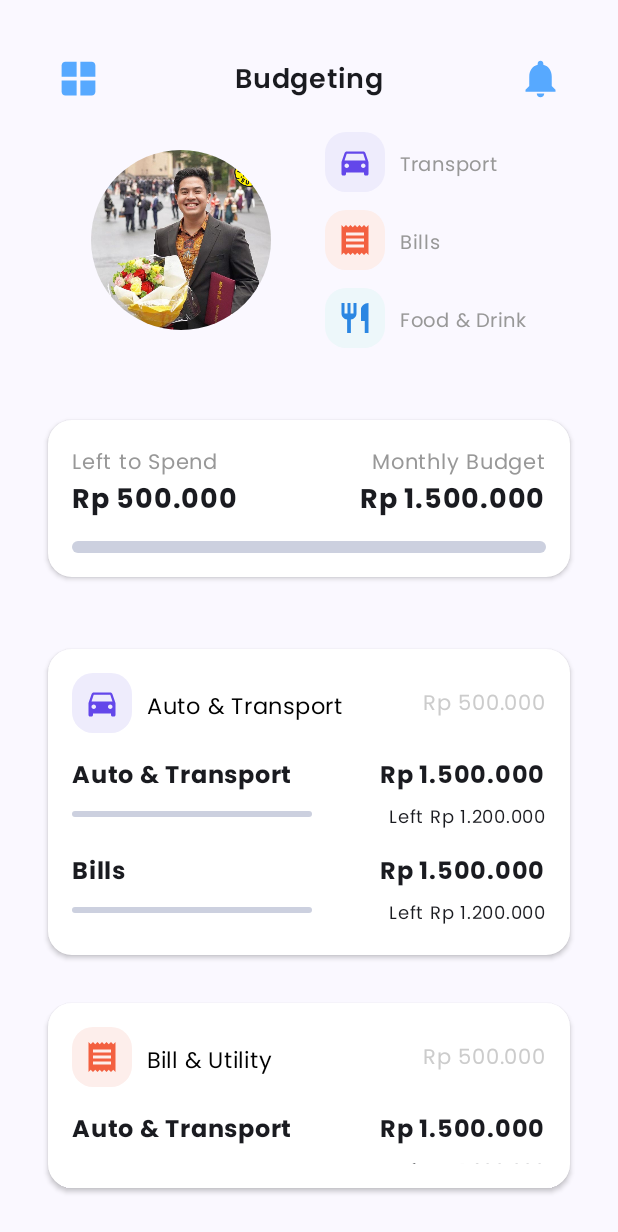
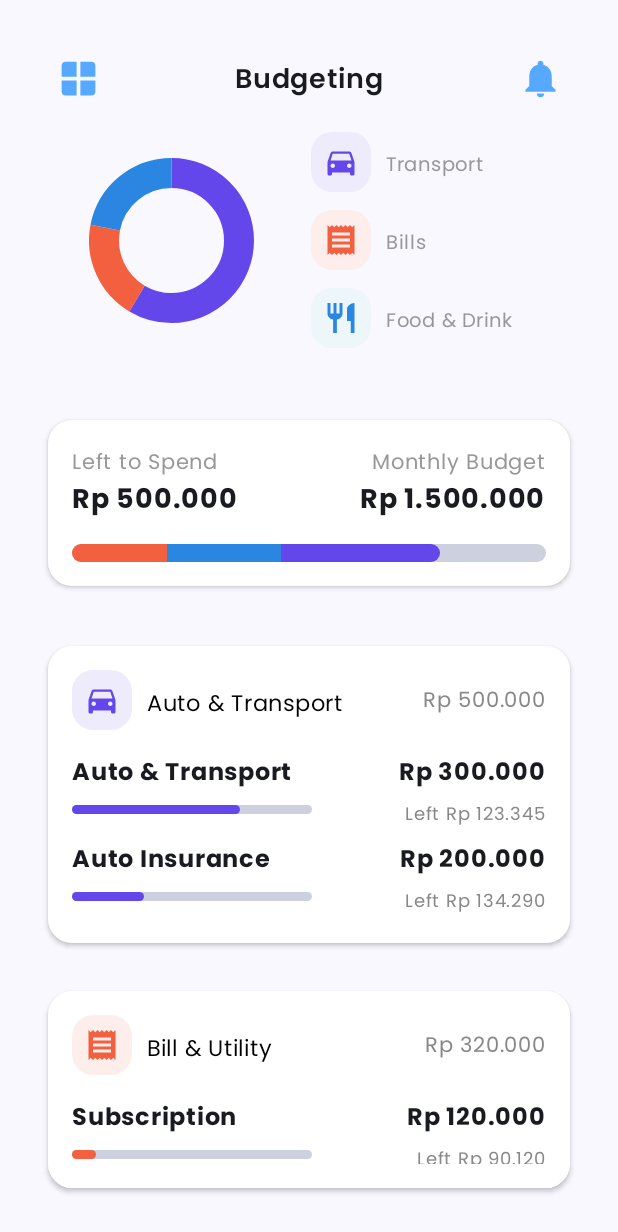
Before and after one commit to WillasT/ALP, an Android app built with Jetpack Compose: the composable BudgetingMenu shown on its own in the app's theme, on a phone screen of 412 x 824 dp. Shown: the top 1232 px of the screen. Run offline under Robolectric (Android 15) with nearby library versions, the phone set to English and light mode, and no system bars.

Commit message:
Budgeting View Done

```diff
--- a/app/src/main/java/com/example/alp/ui/view/BudgetingView.kt
+++ b/app/src/main/java/com/example/alp/ui/view/BudgetingView.kt
@@ -1,5 +1,6 @@
 package com.example.alp.ui.view
 
+import androidx.compose.animation.animateContentSize
 import androidx.compose.animation.core.LinearOutSlowInEasing
 import androidx.compose.animation.core.animateFloatAsState
 import androidx.compose.animation.core.tween
@@ -11,12 +12,14 @@ import androidx.compose.foundation.layout.Box
 import androidx.compose.foundation.layout.Column
 import androidx.compose.foundation.layout.Row
 import androidx.compose.foundation.layout.Spacer
+import androidx.compose.foundation.layout.fillMaxHeight
 import androidx.compose.foundation.layout.fillMaxSize
 import androidx.compose.foundation.layout.fillMaxWidth
 import androidx.compose.foundation.layout.height
 import androidx.compose.foundation.layout.padding
 import androidx.compose.foundation.layout.size
 import androidx.compose.foundation.layout.width
+import androidx.compose.foundation.layout.widthIn
 import androidx.compose.foundation.lazy.LazyColumn
 import androidx.compose.foundation.rememberScrollState
 import androidx.compose.foundation.shape.RoundedCornerShape
@@ -54,6 +57,7 @@ import androidx.compose.ui.unit.Dp
 import androidx.compose.ui.unit.TextUnit
 import androidx.compose.ui.unit.dp
 import androidx.compose.ui.unit.sp
+import androidx.compose.ui.zIndex
 import com.example.alp.R
 import com.example.alp.ui.theme.Poppins
 import com.example.alp.ui.theme.backbills
@@ -98,31 +102,23 @@ fun BudgetingMenu() {
         ) {
             Column(
                 verticalArrangement = Arrangement.Center,
-                horizontalAlignment = Alignment.CenterHorizontally,
-                modifier = Modifier
+                horizontalAlignment = Alignment.CenterHorizontally
 
             ) {
 //                Vector Data itu la
-                Image(
-                    painter = painterResource(R.drawable.profile_pic),
-                    contentDescription = "Pie chart",
-                    modifier = Modifier
-                        .size(120.dp)
-                        .clip(RoundedCornerShape(64.dp))
+//                ini yang asli cuma bingumg implementasinya
+                PieChart(
+                    data = mapOf(
+                        Pair("Transportation", 240),
+                        Pair("Bills", 80),
+                        Pair("Food & Drink", 90)
                     )
-//                ini yang asli cuma bingumg implementasinya
-//                PieChart(
-//                    data = mapOf(
-//                        Pair("Transportation", 240),
-//                        Pair("Bills", 80),
-//                        Pair("Food & Drink", 90)
-//                    )
-//                )
+                )
             }
             Column(
                 verticalArrangement = Arrangement.Center,
                 horizontalAlignment = Alignment.Start,
-                modifier = Modifier.padding(start = 36.dp)
+                modifier = Modifier.padding(start = 48.dp)
             ) {
                 BudgetIcons(
                     backcolor = backtrans,
@@ -156,8 +152,22 @@ fun BudgetingMenu() {
             }
         }
         SpendCard()
-        Spacer(modifier = Modifier.height(16.dp))
+        Spacer(modifier = Modifier.height(8.dp))
+        Card(
+            modifier = Modifier
+                .fillMaxWidth()
+                .padding(16.dp)
+                .shadow(2.dp, shape = RoundedCornerShape(16.dp)),
+            colors = CardDefaults.cardColors(containerColor = Color.White),
 
+            ) {
+            Column(
+                modifier = Modifier
+                    .clip(shape = RoundedCornerShape(20.dp))
+                    .fillMaxWidth()
+                    .background(Color.White)
+                    .padding(16.dp)
+            ) {
                 ExpensesCard(
                     backcolor = backtrans,
                     imageVector = Icons.Default.DirectionsCar,
@@ -165,8 +175,41 @@ fun BudgetingMenu() {
                     iconcolor = piecharttrans,
                     icontitle = "Auto & Transport",
                     fontSize = 15.sp,
-            fontColor = Color.Black
+                    fontColor = Color.Black,
+                    totalExpenses = "Rp 500.000",
                 )
+                DetailsExpensesCard(
+                    detailsTitle = "Auto & Transport",
+                    detailsExpenses = "Rp 300.000",
+                    detailsRemainder = "Left Rp 123.345",
+                    color = piecharttrans,
+                    newProgress = 0.7f
+                )
+                Spacer(modifier = Modifier.height(6.dp))
+                DetailsExpensesCard(
+                    detailsTitle = "Auto Insurance",
+                    detailsExpenses = "Rp 200.000",
+                    detailsRemainder = "Left Rp 134.290",
+                    color = piecharttrans,
+                    newProgress = 0.3f
+                )
+            }
+        }
+        Card(
+            modifier = Modifier
+                .fillMaxWidth()
+                .padding(16.dp)
+                .shadow(2.dp, shape = RoundedCornerShape(16.dp)),
+            colors = CardDefaults.cardColors(containerColor = Color.White),
+
+            ) {
+            Column(
+                modifier = Modifier
+                    .clip(shape = RoundedCornerShape(20.dp))
+                    .fillMaxWidth()
+                    .background(Color.White)
+                    .padding(16.dp)
+            ) {
 
                 ExpensesCard(
                     backcolor = backbills,
@@ -175,9 +218,34 @@ fun BudgetingMenu() {
                     iconcolor = piechartbills,
                     icontitle = "Bill & Utility",
                     fontSize = 15.sp,
-            fontColor = Color.Black
+                    fontColor = Color.Black,
+                    totalExpenses = "Rp 320.000",
                 )
-
+                DetailsExpensesCard(
+                    detailsTitle = "Subscription",
+                    detailsExpenses = "Rp 120.000",
+                    detailsRemainder = "Left Rp 90.120",
+                    color = piechartbills,
+                    newProgress = 0.1f
+                )
+                Spacer(modifier = Modifier.height(6.dp))
+                DetailsExpensesCard(
+                    detailsTitle = "Maintenance",
+                    detailsExpenses = "Rp 100.000",
+                    detailsRemainder = "Left Rp 56.345",
+                    color = piechartbills,
+                    newProgress = 0.9f
+                )
+                Spacer(modifier = Modifier.height(6.dp))
+                DetailsExpensesCard(
+                    detailsTitle = "House Service",
+                    detailsExpenses = "Rp 100.000",
+                    detailsRemainder = "Left Rp 67.123",
+                    color = piechartbills,
+                    newProgress = 0.6f
+                )
+            }
+        }
     }
 }
 
@@ -219,9 +287,7 @@ fun NavBar(title: String) {
                     .size(30.dp)
             )
         }
-
     }
-
 }
 
 
@@ -293,13 +359,7 @@ fun SpendCard() {
             }
 
             // Bottom bar
-            Box(
-                modifier = Modifier
-                    .fillMaxWidth()
-                    .height(8.dp)
-                    .clip(RoundedCornerShape(48.dp))
-                    .background(cekboxcolor)
-            )
+            CustomSpendProgressBar()
         }
     }
 }
@@ -313,23 +373,10 @@ fun ExpensesCard(
     iconcolor: Color,
     icontitle: String,
     fontSize: TextUnit,
-    fontColor: Color
+    fontColor: Color,
+    totalExpenses: String,
 ) {
-    Card(
-        modifier = Modifier
-            .fillMaxWidth()
-            .padding(16.dp)
-            .shadow(2.dp, shape = RoundedCornerShape(16.dp)),
-        colors = CardDefaults.cardColors(containerColor = Color.White),
 
-        ) {
-        Column(
-            modifier = Modifier
-                .clip(shape = RoundedCornerShape(20.dp))
-                .fillMaxWidth()
-                .background(Color.White)
-                .padding(16.dp)
-        ) {
     Row(
         verticalAlignment = Alignment.CenterVertically,
         horizontalArrangement = Arrangement.SpaceBetween,
@@ -347,22 +394,21 @@ fun ExpensesCard(
             fontColor = fontColor
         )
         Text(
-                    text = "Rp 500.000",
+            text = totalExpenses,
             fontFamily = Poppins,
             fontSize = 14.sp,
-                    color = Color.LightGray
+            color = Color.Gray
         )
-            }
-            ExpensesCardDetails(detailsTitle = "Auto & Transport")
-            Spacer(modifier = Modifier.height(12.dp))
-            ExpensesCardDetails(detailsTitle = "Bills")
-        }
     }
 }
 
 @Composable
-fun ExpensesCardDetails(
+fun DetailsExpensesCard(
     detailsTitle: String,
+    detailsExpenses: String,
+    detailsRemainder: String,
+    color: Color,
+    newProgress: Float
 ) {
     Row(
         verticalAlignment = Alignment.CenterVertically,
@@ -378,7 +424,7 @@ fun ExpensesCardDetails(
             fontSize = 16.sp,
         )
         Text(
-            text = "Rp 1.500.000",
+            text = detailsExpenses,
             fontFamily = Poppins,
             fontWeight = FontWeight.Bold,
             fontSize = 16.sp,
@@ -390,21 +436,19 @@ fun ExpensesCardDetails(
         modifier = Modifier
             .fillMaxWidth()
     ) {
-        Box(
-            modifier = Modifier
-                .padding(top = 8.dp)
-                .width(160.dp)
-                .height(4.dp)
-                .clip(RoundedCornerShape(12.dp))
-                .background(cekboxcolor)
+        CustomProgressBar(
+            color = color,
+            newProgress = newProgress
         )
         Text(
-            text = "Left Rp 1.200.000",
+            text = detailsRemainder,
             fontFamily = Poppins,
             fontSize = 12.sp,
+            color = Color.Gray
         )
     }
 }
+
 
 @Composable
 fun BudgetIcons(
@@ -469,7 +513,7 @@ fun PieChart(
 
     val animateSize by animateFloatAsState(
         targetValue = if (animationPlayed) {
-            radiusOuter.value * 2f
+            radiusOuter.value * 1f
         } else {
             0f
         },
@@ -498,8 +542,8 @@ fun PieChart(
     }
 
     Column(
-        modifier = Modifier.fillMaxWidth(),
-        horizontalAlignment = Alignment.CenterHorizontally
+//        modifier = Modifier.fillMaxWidth(),
+//        horizontalAlignment = Alignment.CenterHorizontally
     ) {
         Box(
             modifier = Modifier.size(animateSize.dp),
@@ -522,79 +566,219 @@ fun PieChart(
             }
         }
 
-        DetailsPieChart(
-            data = data,
-            colors = colors
+//        DetailsPieChart(
+//            data = data,
+//            colors = colors
+//        )
+    }
+}
+
+//@Composable
+//fun DetailsPieChart(
+//    data: Map<String, Int>,
+//    colors: List<Color>
+//) {
+//    Column(
+//        modifier = Modifier
+//            .padding(top = 60.dp)
+//            .fillMaxWidth()
+//    ) {
+//        data.values.forEachIndexed { index, value ->
+//            DetailsPieChartItem(
+//                data = Pair(data.keys.elementAt(index), value),
+//                color = colors[index]
+//            )
+//        }
+//    }
+//}
+
+//@Composable
+//fun DetailsPieChartItem(
+//    data: Pair<String, Int>,
+//    height: Dp = 45.dp,
+//    color: Color
+//) {
+//    Surface(
+//        modifier = Modifier
+//            .padding(vertical = 10.dp, horizontal = 30.dp),
+//        color = Color.Transparent
+//    ) {
+//        Row(
+//            modifier = Modifier.fillMaxWidth(),
+//            verticalAlignment = Alignment.CenterVertically
+//        ) {
+//            Box(
+//                modifier = Modifier
+//                    .background(
+//                        color = color,
+//                        shape = RoundedCornerShape(10.dp)
+//                    )
+//                    .size(height)
+//            )
+//
+//            Column(
+//                modifier = Modifier.fillMaxWidth()
+//            ) {
+//                Text(
+//                    text = data.first,
+//                    fontFamily = Poppins,
+//                    fontWeight = FontWeight.Medium,
+//                    fontSize = 22.sp,
+//                    modifier = Modifier.padding(start = 15.dp)
+//                )
+//                Text(
+//                    text = data.first,
+//                    fontFamily = Poppins,
+//                    fontWeight = FontWeight.Medium,
+//                    fontSize = 22.sp,
+//                    modifier = Modifier.padding(start = 15.dp),
+//                    color = Color.Gray
+//                )
+//            }
+//        }
+//    }
+//}
+
+@Composable
+fun CustomProgressBar(color: Color, newProgress: Float) {
+    var progress by remember {
+        mutableStateOf(0f)
+    }
+    val size by animateFloatAsState(
+        targetValue = progress,
+        tween(
+            durationMillis = 1000,
+            delayMillis = 200,
+            easing = LinearOutSlowInEasing
         )
+    )
+
+    Column(
+        modifier = Modifier
+            .padding(top = 6.dp)
+    ) {
+        Box(
+            modifier = Modifier
+                .height(6.dp)
+                .width(160.dp)
+        ) {
+            //background progress bar
+            Box(
+                modifier = Modifier
+                    .fillMaxSize()
+                    .clip(RoundedCornerShape(9.dp))
+                    .background(cekboxcolor)
+            )
+            //progress progress bar
+            Box(
+                modifier = Modifier
+                    .fillMaxWidth(size)
+                    .fillMaxHeight()
+                    .clip(RoundedCornerShape(9.dp))
+                    .background(color)
+                    .animateContentSize()
+            )
+        }
+    }
+    LaunchedEffect(key1 = true) {
+        progress = newProgress
     }
 }
 
 @Composable
-fun DetailsPieChart(
-    data: Map<String, Int>,
-    colors: List<Color>
-) {
+fun CustomSpendProgressBar() {
+    var progress1 by remember {
+        mutableStateOf(0f)
+    }
+    var progress2 by remember {
+        mutableStateOf(0f)
+    }
+    var progress3 by remember {
+        mutableStateOf(0f)
+    }
+    val size1 by animateFloatAsState(
+        targetValue = progress1,
+        tween(
+            durationMillis = 1000,
+            delayMillis = 200,
+            easing = LinearOutSlowInEasing
+        )
+    )
+    val size2 by animateFloatAsState(
+        targetValue = progress2,
+        tween(
+            durationMillis = 1000,
+            delayMillis = 200,
+            easing = LinearOutSlowInEasing
+        )
+    )
+    val size3 by animateFloatAsState(
+        targetValue = progress3,
+        tween(
+            durationMillis = 1000,
+            delayMillis = 200,
+            easing = LinearOutSlowInEasing
+        )
+    )
+
     Column(
         modifier = Modifier
-            .padding(top = 60.dp)
+            .padding(top = 2.dp)
+    ) {
+        Box(
+            modifier = Modifier
+                .height(12.dp)
                 .fillMaxWidth()
         ) {
-        data.values.forEachIndexed { index, value ->
-            DetailsPieChartItem(
-                data = Pair(data.keys.elementAt(index), value),
-                color = colors[index]
+            //background progress bar
+            Box(
+                modifier = Modifier
+                    .fillMaxSize()
+                    .clip(RoundedCornerShape(9.dp))
+                    .background(cekboxcolor)
+            )
+            Row (
+                modifier = Modifier.fillMaxWidth()
+            ){
+                Box(
+                    modifier = Modifier
+                        .fillMaxWidth(size1)
+                        .fillMaxHeight()
+                        .clip(RoundedCornerShape(9.dp, 0.dp, 0.dp, 9.dp))
+                        .background(piechartbills)
+                        .animateContentSize()
+                        .zIndex(0f)
+                )
+                Box(
+                    modifier = Modifier
+                        .fillMaxWidth(size2)
+                        .fillMaxHeight()
+                        .zIndex(1f)
+                        .background(piechartfooddrink)
+                        .animateContentSize()
+                )
+                Box(
+                    modifier = Modifier
+                        .fillMaxWidth(size3)
+                        .fillMaxHeight()
+                        .clip(RoundedCornerShape(0.dp, 9.dp, 9.dp, 0.dp))
+                        .background(piecharttrans)
+                        .animateContentSize()
+                        .zIndex(0f)
                 )
             }
         }
     }
-
-@Composable
-fun DetailsPieChartItem(
-    data: Pair<String, Int>,
-    height: Dp = 45.dp,
-    color: Color
-) {
-    Surface(
-        modifier = Modifier
-            .padding(vertical = 10.dp, horizontal = 30.dp),
-        color = Color.Transparent
-    ) {
-        Row(
-            modifier = Modifier.fillMaxWidth(),
-            verticalAlignment = Alignment.CenterVertically
-        ) {
-            Box(
-                modifier = Modifier
-                    .background(
-                        color = color,
-                        shape = RoundedCornerShape(10.dp)
-                    )
-                    .size(height)
-            )
-
-            Column(
-                modifier = Modifier.fillMaxWidth()
-            ) {
-                Text(
-                    text = data.first,
-                    fontFamily = Poppins,
-                    fontWeight = FontWeight.Medium,
-                    fontSize = 22.sp,
-                    modifier = Modifier.padding(start = 15.dp)
-                )
-                Text(
-                    text = data.first,
-                    fontFamily = Poppins,
-                    fontWeight = FontWeight.Medium,
-                    fontSize = 22.sp,
-                    modifier = Modifier.padding(start = 15.dp),
-                    color = Color.Gray
-                )
+    LaunchedEffect(key1 = true) {
+        progress1 = 0.2f
+    }
+    LaunchedEffect(key1 = true) {
+        progress2 = 0.3f
+    }
+    LaunchedEffect(key1 = true) {
+        progress3 = 0.6f
     }
 }
-    }
-}
-
 @Preview(showBackground = true, showSystemUi = true)
 @Composable
 fun BudgetingPreview() {
```
Lines whose indentation alone changed are shown as unchanged.
